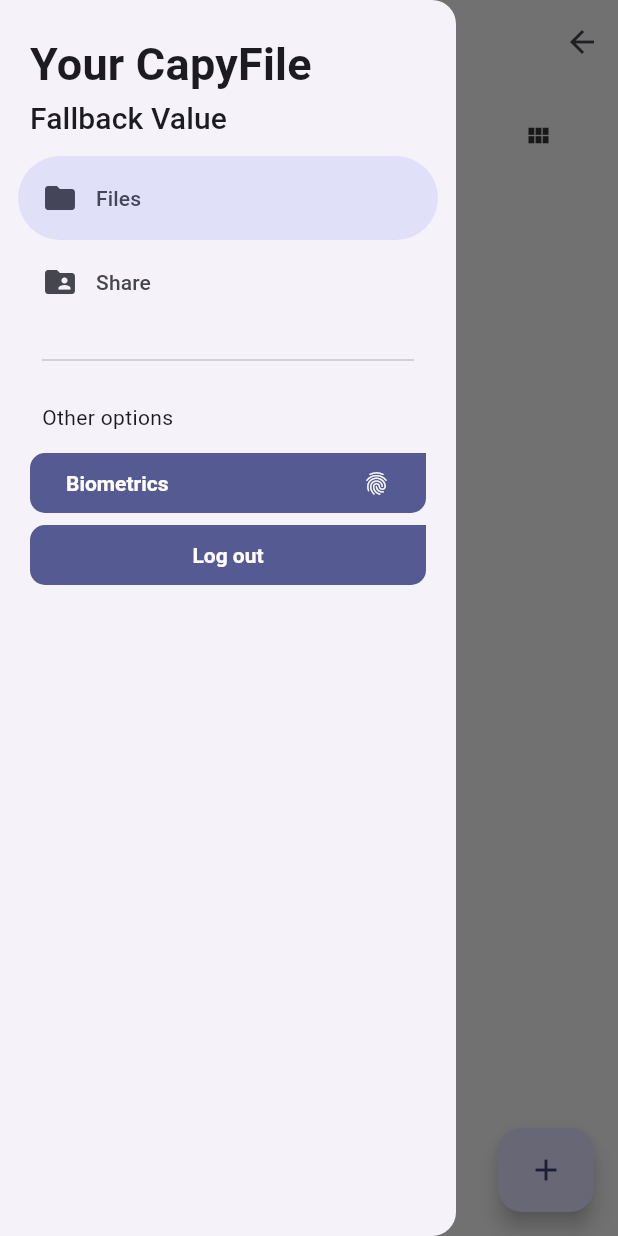
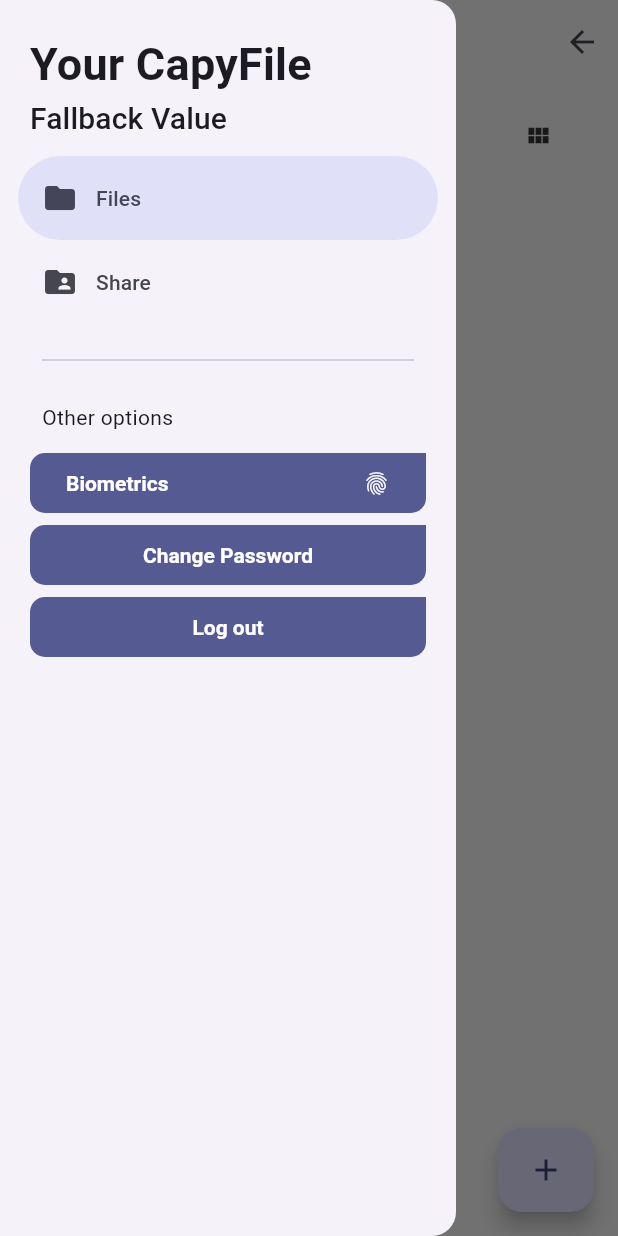
Before and after one commit to hawks-atlanta/frontend-flutter, a Flutter app: the CapyDriveScreen screen opened by its route, with the side drawer open, on a phone screen of 412 x 824 dp. Run offline on Flutter 3.47's test engine with Material 3 defaults, Android fonts, the phone set to English and light mode, and no system bars; our stand-ins replace auto_size_text, dio, file_picker, flutter_dotenv, flutter_local_notifications, flutter_riverpod and 5 more; accounts and stored records are empty; network calls fail; statements that could not run were skipped; project files that could hold a hidden picture were left out.

Commit message:
✨feat: controllers & models added for account password

```diff
--- a/lib/features/auth/presentation/providers/share_provider.dart
+++ b/lib/features/auth/presentation/providers/share_provider.dart
@@ -27,7 +27,7 @@ class ShareNotifier extends StateNotifier<ShareState> {
       state = state.copyWith(
           isSharing: false,
           isShared: false,
-          errorMessage: 'Confirm the username');
+          errorMessage: 'Invalid user or user not found');
     }
   }
 
@@ -42,7 +42,7 @@ class ShareNotifier extends StateNotifier<ShareState> {
           isLoading: false, errorMessage: e.message, fileUUID: fileUUID);
     } catch (e) {
       state = state.copyWith(
-          isLoading: false, errorMessage: 'Error.. TODO!', fileUUID: fileUUID);
+          isLoading: false, errorMessage: 'Error when using ShareListWithWho $e', fileUUID: fileUUID);
     }
   }
 
--- a/lib/features/drive/domain/datasources/file_datasources.dart
+++ b/lib/features/drive/domain/datasources/file_datasources.dart
@@ -14,8 +14,10 @@ abstract class FileDataSource {
       {String? location});
   Future<FileDownloadResponse> downloadFile(String fileUUID);
   Future<RenameFileResponse> renameFile(String fileUUID, String newName);
-  Future<MoveFileResponse> moveFile(String fileUUID, String targetDirectoryUUID);
+  Future<MoveFileResponse> moveFile(
+      String fileUUID, String targetDirectoryUUID);
   Future shareFile(String fileUUID, String otherUsername);
   Future<ShareListWhoResponse> shareListWithWho(String fileUUID);
   Future<List<File>> getShareList();
+  Future accountPasswordChange(String oldPassword, String newPassword);
 }
--- a/lib/features/drive/domain/repositories/file_repository.dart
+++ b/lib/features/drive/domain/repositories/file_repository.dart
@@ -11,9 +11,10 @@ abstract class FilesRepository {
       {String? location});
   Future<FileDownloadResponse> downloadFile(String fileUUID);
   Future<RenameFileResponse> renameFile(String fileUUID, String newName);
-  Future<MoveFileResponse> moveFile(String fileUUID, String targetDirectoryUUID);
+  Future<MoveFileResponse> moveFile(
+      String fileUUID, String targetDirectoryUUID);
   Future shareFile(String fileUUID, String otherUsername);
   Future<ShareListWhoResponse> shareListWithWho(String fileUUID);
   Future<List<File>> getShareList();
-
+  Future accountPasswordChange(String oldPassword, String newPassword);
 }
--- a/lib/features/drive/infrastructure/repositories/file_repository_impl.dart
+++ b/lib/features/drive/infrastructure/repositories/file_repository_impl.dart
@@ -61,4 +61,9 @@ class FilesRepositoryImpl extends FilesRepository {
   Future<List<File>> getShareList() {
     return dataSource.getShareList();
   }
+
+  @override
+  Future accountPasswordChange(String oldPassword, String newPassword) {
+    return dataSource.accountPasswordChange(oldPassword, newPassword);
+  }
 }
--- a/lib/features/shared/widgets/side_menu.dart
+++ b/lib/features/shared/widgets/side_menu.dart
@@ -65,7 +65,6 @@ class SideMenuState extends ConsumerState<SideMenu> {
           padding: const EdgeInsets.fromLTRB(20, 0, 16, 10),
           child: Text(authState.user?.username ?? 'Fallback Value',
               style: textStyles.titleSmall),
-
         ),
         const NavigationDrawerDestination(
           icon: Icon(Icons.folder),
@@ -105,6 +104,14 @@ class SideMenuState extends ConsumerState<SideMenu> {
                 ),
               ),
         Padding(
+            padding: const EdgeInsets.symmetric(horizontal: 20),
+            child: CustomFilledButton(
+              onPressed: () {
+                ref.read(authProvider.notifier).logout();
+              },
+              text: 'Change Password',
+            )),
+        Padding(
           padding: const EdgeInsets.symmetric(horizontal: 20),
           child: CustomFilledButton(
             onPressed: () {
```
Also changed, not shown: lib/features/drive/infrastructure/datasources/file_datasource_impl.dart (+21 -1 lines).
